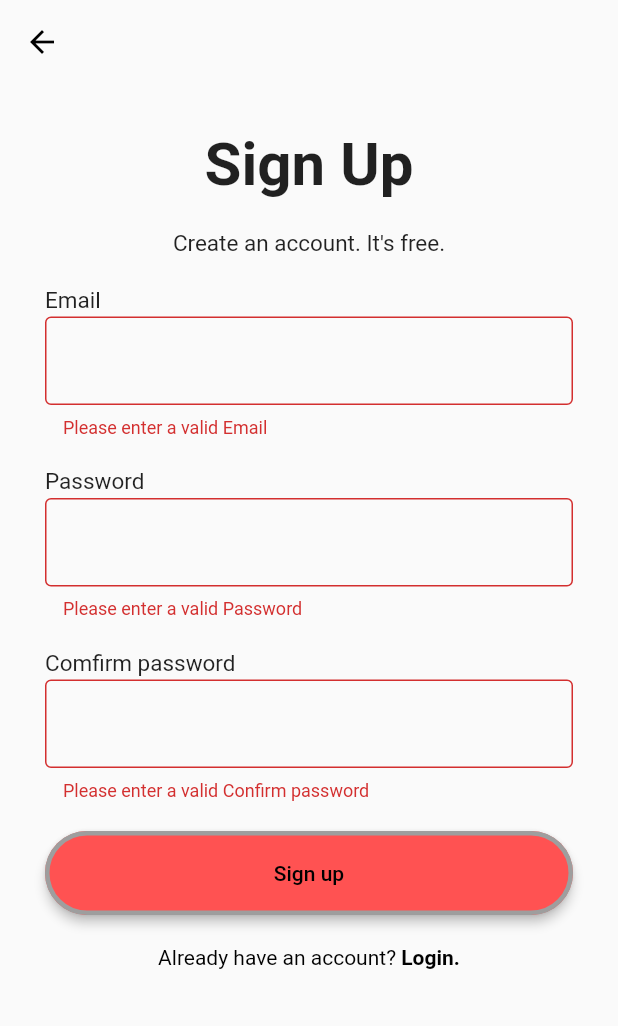
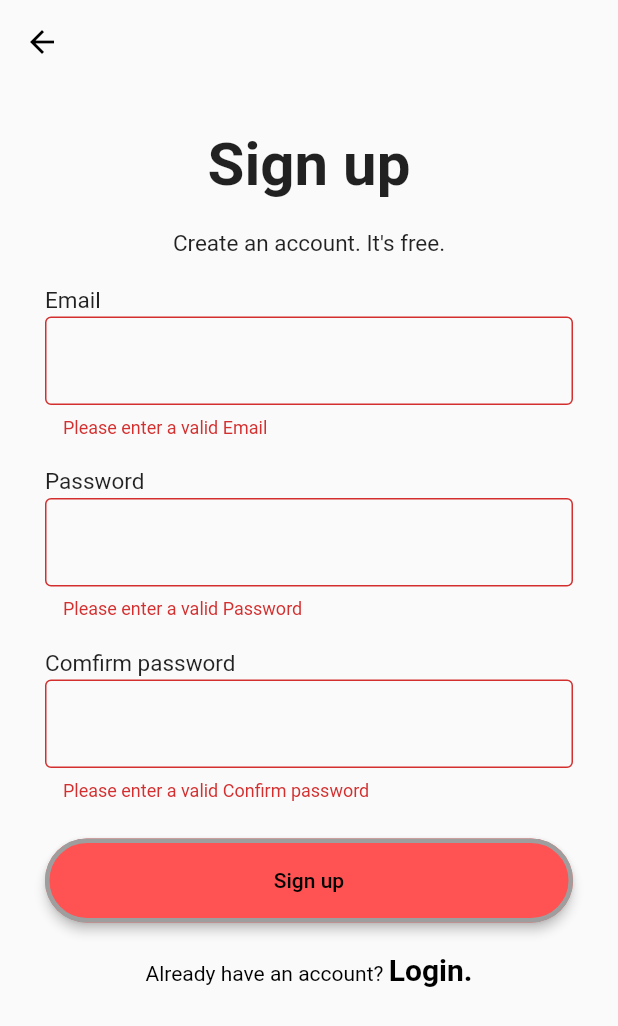
Before and after one commit to nawata-ka/git_mobile, a Flutter app: the screen it shows after launch, after a tap on "Sign up", on a phone screen of 412 x 824 dp. Shown: the top 1026 px of the screen. Run offline on Flutter 3.47's test engine with Material 2 defaults, Android fonts, the phone set to English and light mode, and no system bars; our stand-ins replace email_validator.

Commit message:
Update main.dart

```diff
--- a/signup/lib/main.dart
+++ b/signup/lib/main.dart
@@ -83,7 +83,7 @@
           children: <Widget>[
             const Center(
               child: Text(
-                'Sign Up',
+                'Sign up',
                 style: TextStyle(fontWeight: FontWeight.bold, fontSize: 40),
               ),
             ),
@@ -139,6 +139,7 @@
               height: 2,
             ),
             TextFormField(
+              obscureText: true,
               controller: passwordController,
               decoration: const InputDecoration(
               border: OutlineInputBorder(),
@@ -167,6 +168,7 @@
               height: 2,
             ),
             TextFormField(
+              obscureText: true,
               controller: confirmpasswordController,
               decoration: const InputDecoration(
               border: OutlineInputBorder(),
@@ -176,7 +178,7 @@
                   return "Please enter a valid Confirm password";
                 }
                 else if(value != passwordController.text){
-                    return "Not match password";
+                  return "Not match Password";
                 }
                 else{
                   return null;
@@ -186,7 +188,7 @@
 
 
             const SizedBox(
-              height: 20,
+              height: 25,
             ),
             ElevatedButton(
               onPressed: (){
@@ -220,7 +222,7 @@
                   text: 'Already have an account? ',
                   style: TextStyle(color: Colors.black,),
                   children: <TextSpan>[
-                    TextSpan(text: 'Login.', style: TextStyle(color: Colors.black,fontWeight: FontWeight.bold)),
+                    TextSpan(text: 'Login.', style: TextStyle(color: Colors.black,fontWeight: FontWeight.bold,fontSize: 20)),
                   ],
                 ),
               ),
```
Lines whose indentation alone changed are shown as unchanged.
